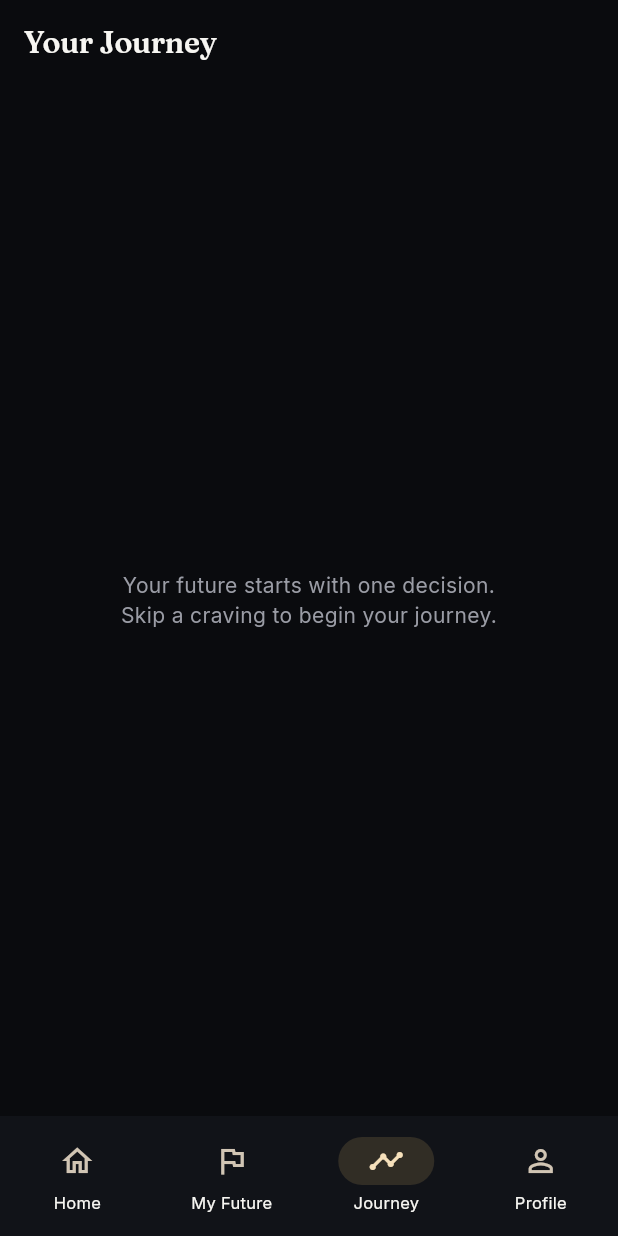
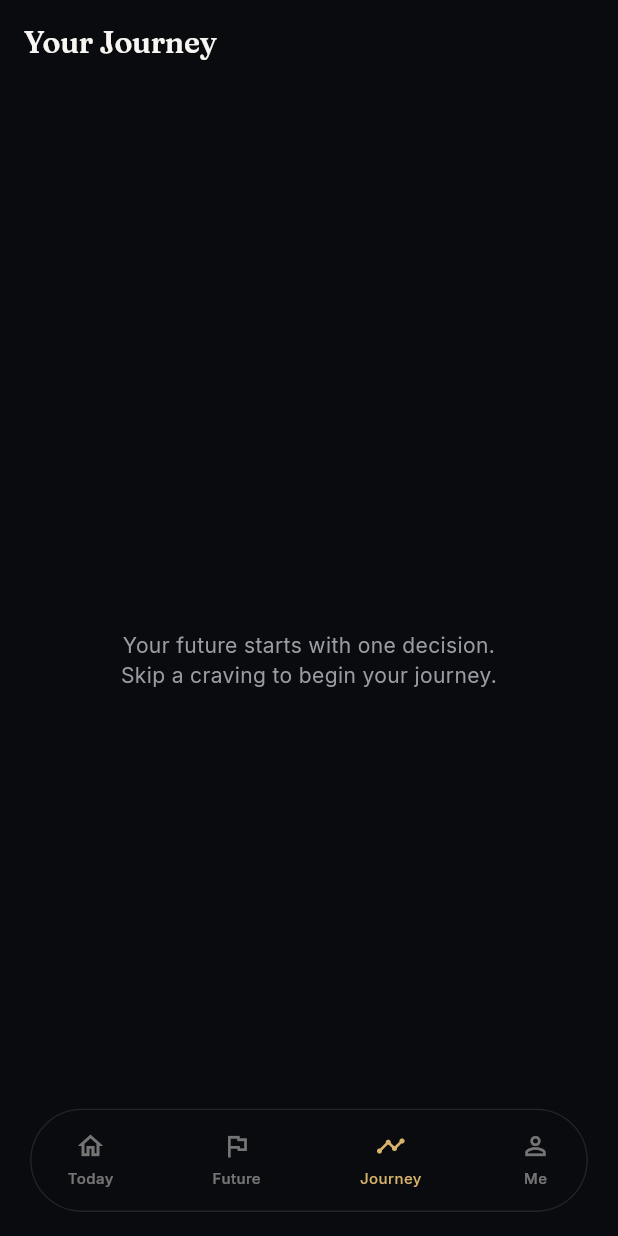
Before and after one commit to baseer-ind/spendzero, a Flutter app: the JourneyScreen screen opened by its route, on a phone screen of 412 x 824 dp. Run offline on Flutter 3.47's test engine with Material 3 defaults, Android fonts, the phone set to English and light mode, and no system bars; our stand-ins replace flutter_riverpod, go_router, shared_preferences; accounts and stored records are empty.

Commit message:
Phase 2 visual redesign: reskin bottom nav + shared activity row
Bottom nav becomes a floating glass pill (BackdropFilter blur, gold
selected state) matching the Lovable reference's BottomNav component.
ActivityRow becomes a bordered surface card. Routes, indices, and data
wiring unchanged — visual only.

```diff
--- a/spendzero/mobile/lib/app/root_shell.dart
+++ b/spendzero/mobile/lib/app/root_shell.dart
@@ -1,31 +1,109 @@
+import 'dart:ui';
+
 import 'package:flutter/material.dart';
 import 'package:go_router/go_router.dart';
+
+import '../core/theme/app_theme.dart';
 
 /// Persistent bottom navigation per the Experience Blueprint's information
 /// architecture: Home, My Future, Journey, Profile. "My Future" — not
 /// "Dashboard" — is the emotional center of the app.
+///
+/// Visual treatment matches the Lovable reference's floating glass pill nav
+/// (`Shell.tsx` `BottomNav`) — structure/routes are unchanged, only the look.
 class RootShell extends StatelessWidget {
   const RootShell({super.key, required this.navigationShell});
 
   final StatefulNavigationShell navigationShell;
 
+  static const _items = [
+    (icon: Icons.home_outlined, selectedIcon: Icons.home, label: 'Today'),
+    (icon: Icons.flag_outlined, selectedIcon: Icons.flag, label: 'Future'),
+    (icon: Icons.timeline_outlined, selectedIcon: Icons.timeline, label: 'Journey'),
+    (icon: Icons.person_outline, selectedIcon: Icons.person, label: 'Me'),
+  ];
+
   @override
   Widget build(BuildContext context) {
     return Scaffold(
+      extendBody: true,
       body: navigationShell,
-      bottomNavigationBar: NavigationBar(
-        selectedIndex: navigationShell.currentIndex,
-        onDestinationSelected: (index) => navigationShell.goBranch(
-          index,
-          initialLocation: index == navigationShell.currentIndex,
+      bottomNavigationBar: SafeArea(
+        minimum: const EdgeInsets.fromLTRB(20, 0, 20, 16),
+        child: ClipRRect(
+          borderRadius: BorderRadius.circular(999),
+          child: BackdropFilter(
+            filter: ImageFilter.blur(sigmaX: 24, sigmaY: 24),
+            child: Container(
+              padding: const EdgeInsets.symmetric(horizontal: 18, vertical: 12),
+              decoration: BoxDecoration(
+                color: AppTheme.background.withOpacity(0.7),
+                borderRadius: BorderRadius.circular(999),
+                border: Border.all(color: Colors.white.withOpacity(0.1)),
+              ),
+              child: Row(
+                mainAxisAlignment: MainAxisAlignment.spaceBetween,
+                children: [
+                  for (var i = 0; i < _items.length; i++)
+                    _NavItem(
+                      icon: _items[i].icon,
+                      selectedIcon: _items[i].selectedIcon,
+                      label: _items[i].label,
+                      selected: navigationShell.currentIndex == i,
+                      onTap: () => navigationShell.goBranch(
+                        i,
+                        initialLocation: i == navigationShell.currentIndex,
+                      ),
+                    ),
+                ],
+              ),
+            ),
+          ),
         ),
-        destinations: const [
-          NavigationDestination(icon: Icon(Icons.home_outlined), selectedIcon: Icon(Icons.home), label: 'Home'),
-          NavigationDestination(icon: Icon(Icons.flag_outlined), selectedIcon: Icon(Icons.flag), label: 'My Future'),
-          NavigationDestination(icon: Icon(Icons.timeline_outlined), selectedIcon: Icon(Icons.timeline), label: 'Journey'),
-          NavigationDestination(icon: Icon(Icons.person_outline), selectedIcon: Icon(Icons.person), label: 'Profile'),
-        ],
       ),
     );
   }
 }
+
+class _NavItem extends StatelessWidget {
+  const _NavItem({
+    required this.icon,
+    required this.selectedIcon,
+    required this.label,
+    required this.selected,
+    required this.onTap,
+  });
+
+  final IconData icon;
+  final IconData selectedIcon;
+  final String label;
+  final bool selected;
+  final VoidCallback onTap;
+
+  @override
+  Widget build(BuildContext context) {
+    final color = selected ? AppTheme.gold : AppTheme.foreground.withOpacity(0.45);
+    return InkWell(
+      onTap: onTap,
+      customBorder: const CircleBorder(),
+      child: Padding(
+        padding: const EdgeInsets.symmetric(horizontal: 6, vertical: 2),
+        child: Column(
+          mainAxisSize: MainAxisSize.min,
+          children: [
+            Icon(selected ? selectedIcon : icon, size: 20, color: color),
+            const SizedBox(height: 4),
+            Text(
+              label,
+              style: Theme.of(context).textTheme.labelSmall?.copyWith(
+                    color: color,
+                    fontSize: 10,
+                    letterSpacing: 0.3,
+                  ),
+            ),
+          ],
+        ),
+      ),
+    );
+  }
+}
--- a/spendzero/mobile/lib/core/widgets/activity_row.dart
+++ b/spendzero/mobile/lib/core/widgets/activity_row.dart
@@ -1,5 +1,6 @@
 import 'package:flutter/material.dart';
 
+import '../theme/app_theme.dart';
 import '../utils/category_labels.dart';
 import '../utils/money.dart';
 
@@ -10,7 +11,6 @@ class ActivityRow extends StatelessWidget {
 
   @override
   Widget build(BuildContext context) {
-    final colors = Theme.of(context).colorScheme;
     final categoryId = entry['category_id'] as String;
     final outcome = entry['outcome'] as String;
     final amountPaise = entry['amount_paise'] as int;
@@ -18,14 +18,23 @@ class ActivityRow extends StatelessWidget {
     final redirected = outcome == 'saved';
     return Padding(
       padding: const EdgeInsets.only(bottom: 10),
+      child: Container(
+        padding: const EdgeInsets.all(12),
+        decoration: BoxDecoration(
+          color: AppTheme.surface,
+          borderRadius: BorderRadius.circular(18),
+          border: Border.all(color: Colors.white.withOpacity(0.08)),
+        ),
         child: Row(
           children: [
             CircleAvatar(
               radius: 18,
-            backgroundColor: redirected ? colors.tertiaryContainer : colors.errorContainer,
+              backgroundColor: redirected
+                  ? AppTheme.gold.withOpacity(0.16)
+                  : AppTheme.destructive.withOpacity(0.16),
               child: Text(emojiForCategory(categoryId), style: const TextStyle(fontSize: 16)),
             ),
-          const SizedBox(width: 10),
+            const SizedBox(width: 12),
             Expanded(
               child: Column(
                 crossAxisAlignment: CrossAxisAlignment.start,
@@ -34,17 +43,21 @@ class ActivityRow extends StatelessWidget {
                     redirected
                         ? 'Redirected ${formatPaise(amountPaise)} from ${labelForCategory(categoryId)}'
                         : 'Spent on ${labelForCategory(categoryId)}',
-                  style: Theme.of(context).textTheme.bodyMedium,
+                    style: Theme.of(context).textTheme.bodyMedium?.copyWith(
+                          color: AppTheme.foreground,
+                          fontWeight: FontWeight.w500,
+                        ),
                   ),
                   Text(
                     '${completedAt.day}/${completedAt.month}/${completedAt.year}',
-                  style: Theme.of(context).textTheme.bodySmall?.copyWith(color: colors.outline),
+                    style: Theme.of(context).textTheme.bodySmall,
                   ),
                 ],
               ),
             ),
           ],
         ),
+      ),
     );
   }
 }
```
Lines whose indentation alone changed are shown as unchanged.
